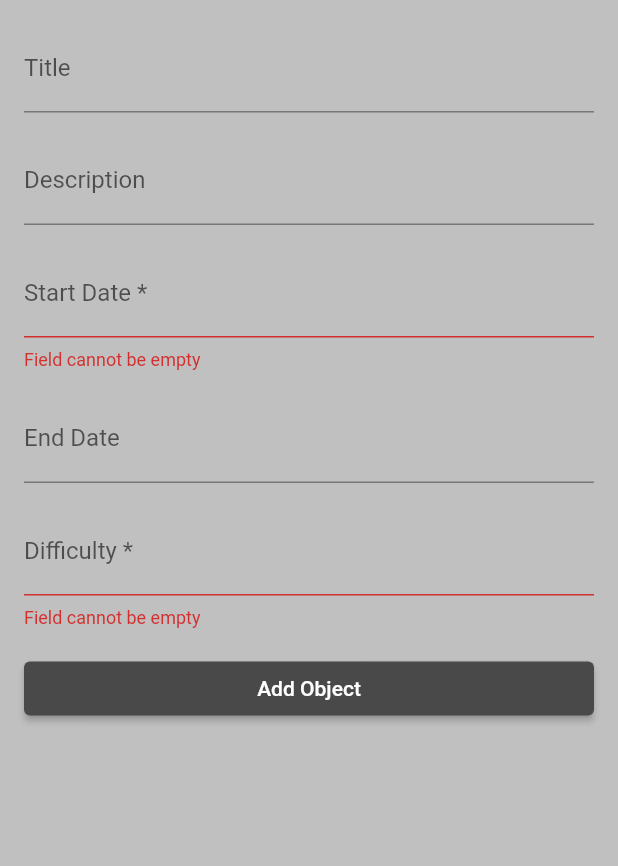
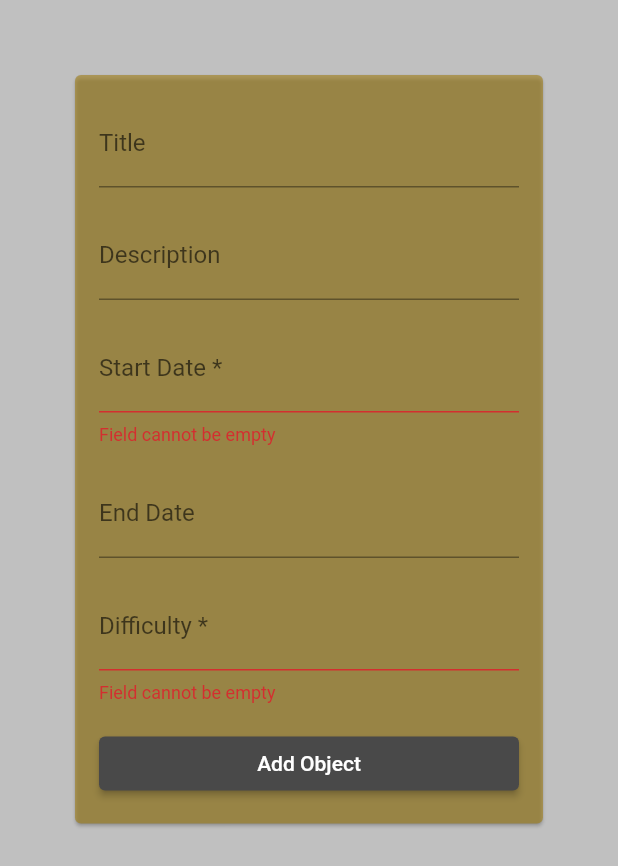
Before and after one commit to Edi013/RemindMe, a Flutter app: the TodoAddScreenContent screen opened directly, after a tap on "Add Object", on a phone screen of 412 x 824 dp. Shown: the top 866 px of the screen. Run offline on Flutter 3.47's test engine with Material 3 defaults, Android fonts, the phone set to English and light mode, and no system bars; our stand-ins replace auto_route, dio, get_it, shared_preferences, sidebarx; missing offline and left inert: jwt_decode_full; accounts and stored records are empty.

Commit message:
from_last_commit

```diff
--- a/remind_me_fe/lib/core/theme/theme_config.dart
+++ b/remind_me_fe/lib/core/theme/theme_config.dart
@@ -112,7 +112,7 @@ final ThemeData darkTheme = ThemeData(
     ),
   ),
   cardTheme: CardTheme(
-    color: darkAccent.withOpacity(0.65),
+    color: darkAccent.withOpacity(0.85),
     margin: const EdgeInsets.all(50),
   ),
   snackBarTheme:
--- a/remind_me_fe/lib/features/authentication/presentation/screens/logout_screen.dart
+++ b/remind_me_fe/lib/features/authentication/presentation/screens/logout_screen.dart
@@ -1,6 +1,6 @@
 import 'package:auto_route/auto_route.dart';
 import 'package:flutter/material.dart';
-import 'package:remind_me_fe/core/bar/presentation/screen_by_orientation.dart';
+import 'package:remind_me_fe/core/bar/presentation/layout_by_orientation.dart';
 import 'package:remind_me_fe/core/router/app_router.gr.dart';
 import 'package:remind_me_fe/features/authentication/presentation/provider/current_user.dart';
 import 'package:remind_me_fe/injection_container.dart';
--- a/remind_me_fe/lib/features/theme/presentation/screens/theme_screen.dart
+++ b/remind_me_fe/lib/features/theme/presentation/screens/theme_screen.dart
@@ -1,7 +1,7 @@
 import 'package:auto_route/auto_route.dart';
 import 'package:flutter/material.dart';
 import 'package:provider/provider.dart';
-import 'package:remind_me_fe/core/bar/presentation/screen_by_orientation.dart';
+import 'package:remind_me_fe/core/bar/presentation/layout_by_orientation.dart';
 import 'package:remind_me_fe/core/constants.dart';
 import 'package:remind_me_fe/features/theme/presentation/providers/theme_provider.dart';
 import 'package:remind_me_fe/injection_container.dart';
--- a/remind_me_fe/lib/features/todos/data/data_sources/remote/todo_service_api.dart
+++ b/remind_me_fe/lib/features/todos/data/data_sources/remote/todo_service_api.dart
@@ -69,7 +69,7 @@ class TodoServiceApi {
     CreateToDoRequest newToDo = CreateToDoRequest(
       title: todo.title,
       description: todo.description,
-      creationDate: todo.creationDate,
+      creationDate: todo.creationDate!,
       startDate: todo.startDate,
       endDate: todo.endDate,
       isFinished: todo.isFinished,
--- a/remind_me_fe/lib/features/todos/presentation/controllers/add_controller.dart
+++ b/remind_me_fe/lib/features/todos/presentation/controllers/add_controller.dart
@@ -38,7 +38,6 @@ class TodoAddController {
         id: 0,
         title: title,
         description: description,
-        creationDate: DateTime.now(),
         startDate: startDate,
         endDate: endDate,
         difficulty: difficulty,
--- a/remind_me_fe/lib/features/todos/presentation/controllers/update_controller.dart
+++ b/remind_me_fe/lib/features/todos/presentation/controllers/update_controller.dart
@@ -56,7 +56,6 @@ class TodoUpdateController {
       TodoEntity updatedTodoEntity = TodoEntity(
         title: titleController.text,
         description: descriptionController.text,
-        creationDate: DateTime.now(),
         startDate: startDate,
         endDate: endDate,
         difficulty: difficulty,
--- a/remind_me_fe/lib/features/todos/presentation/screens/active_todos_screen.dart
+++ b/remind_me_fe/lib/features/todos/presentation/screens/active_todos_screen.dart
@@ -1,6 +1,6 @@
 import 'package:auto_route/auto_route.dart';
 import 'package:flutter/material.dart';
-import 'package:remind_me_fe/core/bar/presentation/screen_by_orientation.dart';
+import 'package:remind_me_fe/core/bar/presentation/layout_by_orientation.dart';
 import 'package:remind_me_fe/core/constants.dart';
 import 'package:remind_me_fe/features/authentication/presentation/provider/current_user.dart';
 import 'package:remind_me_fe/features/todos/presentation/providers/todo_provider.dart';
--- a/remind_me_fe/lib/features/todos/presentation/screens/all_todos_screens/todo_add_screen.dart
+++ b/remind_me_fe/lib/features/todos/presentation/screens/all_todos_screens/todo_add_screen.dart
@@ -1,6 +1,6 @@
 import 'package:auto_route/auto_route.dart';
 import 'package:flutter/material.dart';
-import 'package:remind_me_fe/core/bar/presentation/screen_by_orientation.dart';
+import 'package:remind_me_fe/core/bar/presentation/layout_by_orientation.dart';
 import 'package:remind_me_fe/features/todos/presentation/controllers/add_controller.dart';
 
 @RoutePage()
@@ -51,7 +51,9 @@ class TodoAddScreenContent extends StatelessWidget {
   @override
   Widget build(BuildContext context) {
     return Scaffold(
-      body: Padding(
+      body: SingleChildScrollView(
+        child: Card(
+          child: Padding(
             padding: const EdgeInsets.all(16.0),
             child: Form(
               key: controller.formKey,
@@ -70,7 +72,8 @@ class TodoAddScreenContent extends StatelessWidget {
                   const SizedBox(height: 16.0),
                   TextFormField(
                     controller: controller.startDateController,
-                decoration: const InputDecoration(labelText: 'Start Date *'),
+                    decoration:
+                        const InputDecoration(labelText: 'Start Date *'),
                     validator: (value) =>
                         controller.validateDateTimeFormField(value),
                     onTap: () =>
@@ -80,13 +83,16 @@ class TodoAddScreenContent extends StatelessWidget {
                   TextFormField(
                     controller: controller.endDateController,
                     decoration: const InputDecoration(labelText: 'End Date'),
-                validator: (value) => controller.validateEndDateField(value),
-                onTap: () => _selectDate(context, controller.endDateController),
+                    validator: (value) =>
+                        controller.validateEndDateField(value),
+                    onTap: () =>
+                        _selectDate(context, controller.endDateController),
                   ),
                   const SizedBox(height: 16.0),
                   TextFormField(
                     controller: controller.difficultyController,
-                decoration: const InputDecoration(labelText: 'Difficulty *'),
+                    decoration:
+                        const InputDecoration(labelText: 'Difficulty *'),
                     validator: (value) =>
                         controller.validateDifficultyFormField(value),
                   ),
@@ -99,6 +105,8 @@ class TodoAddScreenContent extends StatelessWidget {
               ),
             ),
           ),
+        ),
+      ),
     );
   }
 }
--- a/remind_me_fe/lib/features/todos/presentation/screens/all_todos_screens/todo_list_screen.dart
+++ b/remind_me_fe/lib/features/todos/presentation/screens/all_todos_screens/todo_list_screen.dart
@@ -1,6 +1,6 @@
 import 'package:auto_route/auto_route.dart';
 import 'package:flutter/material.dart';
-import 'package:remind_me_fe/core/bar/presentation/screen_by_orientation.dart';
+import 'package:remind_me_fe/core/bar/presentation/layout_by_orientation.dart';
 import 'package:remind_me_fe/core/constants.dart';
 import 'package:remind_me_fe/features/authentication/presentation/provider/current_user.dart';
 import 'package:remind_me_fe/features/todos/presentation/providers/todo_provider.dart';
--- a/remind_me_fe/lib/features/todos/presentation/screens/all_todos_screens/todo_update_screen.dart
+++ b/remind_me_fe/lib/features/todos/presentation/screens/all_todos_screens/todo_update_screen.dart
@@ -1,6 +1,6 @@
 import 'package:auto_route/auto_route.dart';
 import 'package:flutter/material.dart';
-import 'package:remind_me_fe/core/bar/presentation/screen_by_orientation.dart';
+import 'package:remind_me_fe/core/bar/presentation/layout_by_orientation.dart';
 import 'package:remind_me_fe/features/todos/domain/entities/todo.dart';
 import 'package:remind_me_fe/features/todos/presentation/controllers/update_controller.dart';
 import 'package:remind_me_fe/features/todos/presentation/providers/todo_provider.dart';
--- a/remind_me_fe/lib/features/todos/presentation/screens/undone_todos_screen.dart
+++ b/remind_me_fe/lib/features/todos/presentation/screens/undone_todos_screen.dart
@@ -1,6 +1,6 @@
 import 'package:auto_route/auto_route.dart';
 import 'package:flutter/material.dart';
-import 'package:remind_me_fe/core/bar/presentation/screen_by_orientation.dart';
+import 'package:remind_me_fe/core/bar/presentation/layout_by_orientation.dart';
 import 'package:remind_me_fe/core/constants.dart';
 import 'package:remind_me_fe/features/authentication/presentation/provider/current_user.dart';
 import 'package:remind_me_fe/features/todos/presentation/providers/todo_provider.dart';
--- a/remind_me_fe/lib/features/todos/presentation/widgets/todo_list_builder_widget.dart
+++ b/remind_me_fe/lib/features/todos/presentation/widgets/todo_list_builder_widget.dart
@@ -71,6 +71,7 @@ Scaffold buildListFromTodos(BuildContext context, String todoListName) {
                                 todo.isFinished = !todo.isFinished;
                                 provider.update(
                                   index,
+                                  todoListName,
                                   TodoEntity.fromExistent(
                                     id: todo.id,
                                     title: todo.title,
--- a/remind_me_fe/lib/features/user_profile/presentation/screens/user_profile_screen.dart
+++ b/remind_me_fe/lib/features/user_profile/presentation/screens/user_profile_screen.dart
@@ -1,6 +1,6 @@
 import 'package:auto_route/auto_route.dart';
 import 'package:flutter/material.dart';
-import 'package:remind_me_fe/core/bar/presentation/screen_by_orientation.dart';
+import 'package:remind_me_fe/core/bar/presentation/layout_by_orientation.dart';
 import 'package:remind_me_fe/features/authentication/presentation/provider/current_user.dart';
 import 'package:remind_me_fe/injection_container.dart';
 
```
Also changed, not shown: remind_me_fe/lib/core/bar/presentation/layout_by_orientation.dart (renamed from remind_me_fe/lib/core/bar/presentation/screen_by_orientation.dart, +7 -1 lines), remind_me_fe/lib/features/todos/data/models/todo.dart (+5 -5 lines), remind_me_fe/lib/features/todos/presentation/providers/todo_provider.dart (+30 -5 lines). Lines whose indentation alone changed are shown as unchanged.
